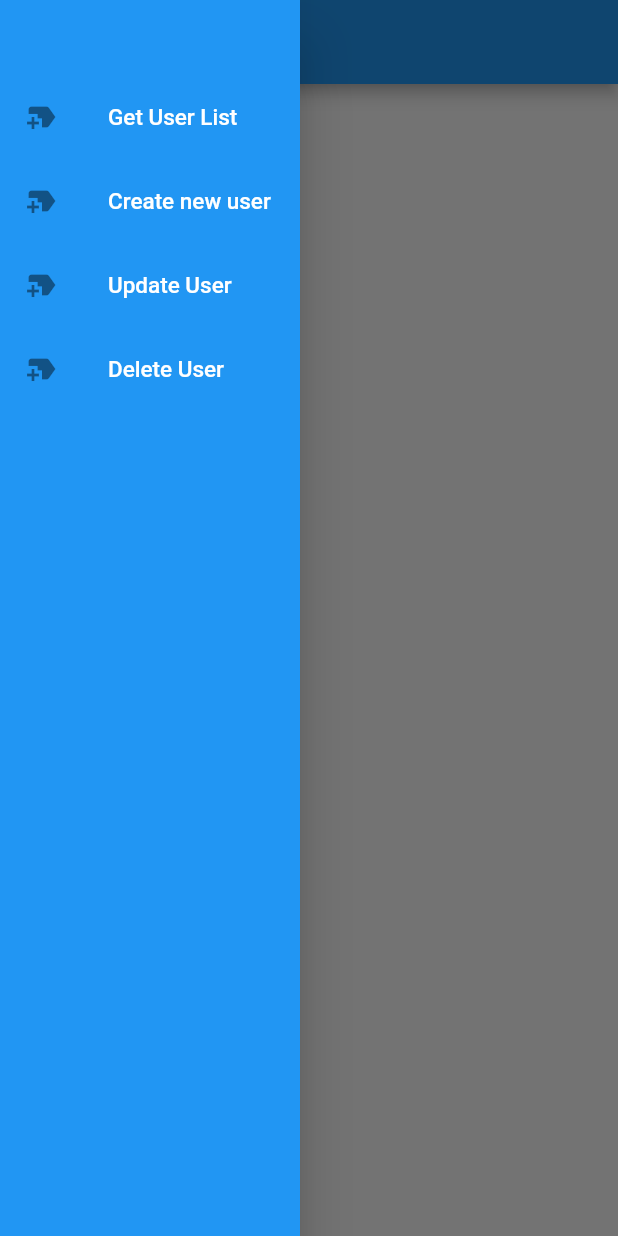
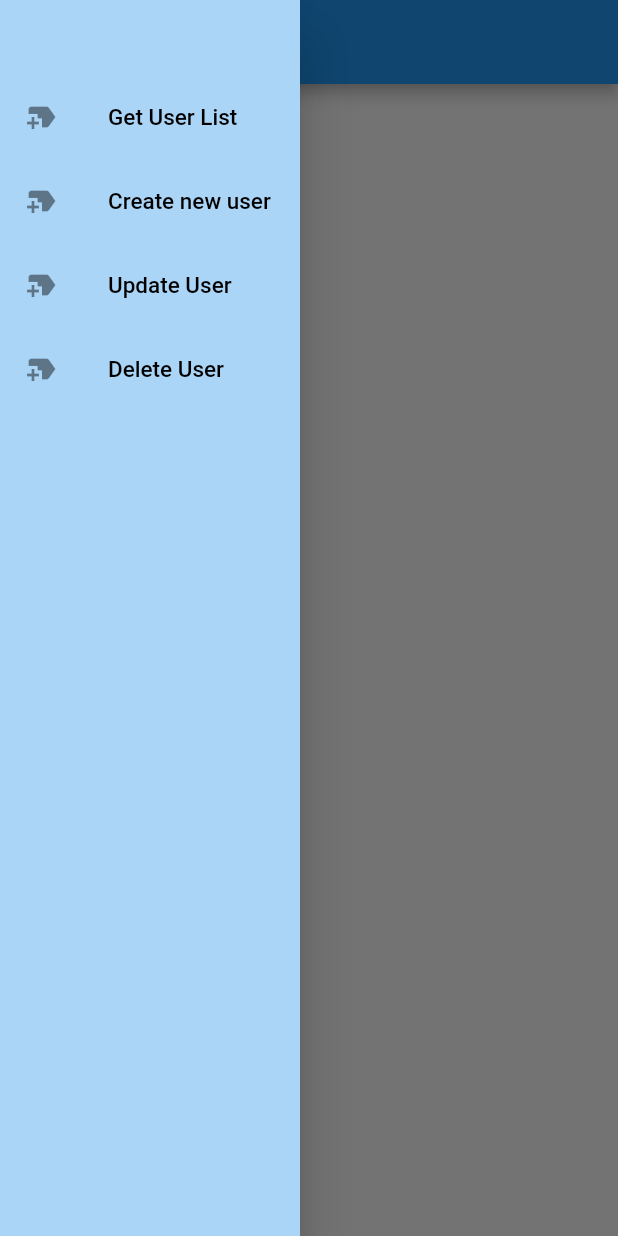
Before and after one commit to ShazanShaikh18/Get-Post-Update-Delete-Using-Dio, a Flutter app: the screen it shows after launch, with the side drawer open, on a phone screen of 412 x 824 dp. Run offline on Flutter 3.47's test engine with Material 2 defaults, Android fonts, the phone set to English and light mode, and no system bars; our stand-ins replace dio, flutter_riverpod; network calls fail; statements that could not run were skipped.

Commit message:
Get, Post, Update, Delete With Dio Project.

```diff
--- a/lib/features/crud/presentation/screens/user_list.dart
+++ b/lib/features/crud/presentation/screens/user_list.dart
@@ -24,14 +24,14 @@ class _UserListState extends ConsumerState<UserList> {
     return Scaffold(
         drawer: Drawer(
             width: 200,
-            backgroundColor: Colors.blue,
+            backgroundColor: Color.fromARGB(255, 171, 213, 247),
             child: Container(
                 padding: const EdgeInsets.only(top: 50),
                 child: Column(children: [
                   ListTile(
                       leading: const Icon(Icons.new_label),
                       title: const Text("Get User List",
-                          style: TextStyle(color: Colors.white, fontSize: 15)),
+                          style: TextStyle(color: Colors.black, fontSize: 15)),
                       onTap: () {
                         Navigator.push(
                             context,
@@ -41,7 +41,7 @@ class _UserListState extends ConsumerState<UserList> {
                   ListTile(
                       leading: const Icon(Icons.new_label),
                       title: const Text("Create new user",
-                          style: TextStyle(color: Colors.white, fontSize: 15)),
+                          style: TextStyle(color: Colors.black, fontSize: 15)),
                       onTap: () {
                         Navigator.push(
                             context,
@@ -51,7 +51,7 @@ class _UserListState extends ConsumerState<UserList> {
                   ListTile(
                       leading: const Icon(Icons.new_label),
                       title: const Text("Update User",
-                          style: TextStyle(color: Colors.white, fontSize: 15)),
+                          style: TextStyle(color: Colors.black, fontSize: 15)),
                       onTap: () {
                         Navigator.push(
                             context,
@@ -61,7 +61,7 @@ class _UserListState extends ConsumerState<UserList> {
                   ListTile(
                       leading: const Icon(Icons.new_label),
                       title: const Text("Delete User",
-                          style: TextStyle(color: Colors.white, fontSize: 15)),
+                          style: TextStyle(color: Colors.black, fontSize: 15)),
                       onTap: () {
                         Navigator.push(
                             context,
```
